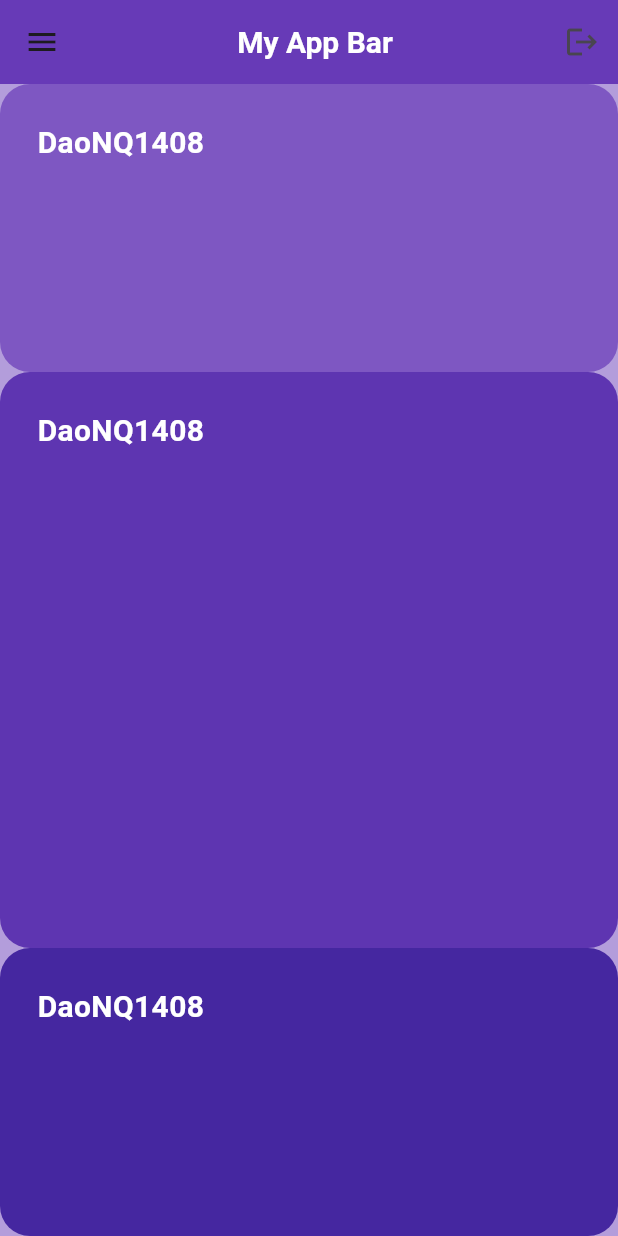
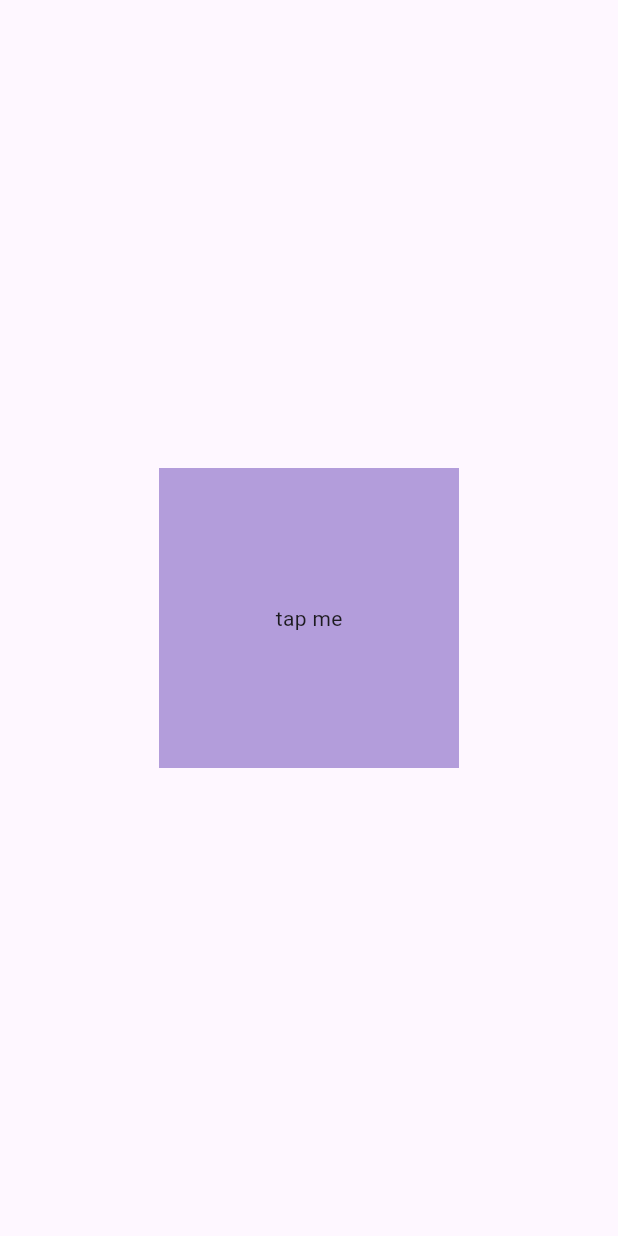
Before and after one commit to DaoNQ1408/learn-flutter, a Flutter app: the screen it shows after launch, on a phone screen of 412 x 824 dp. Run offline on Flutter 3.47's test engine with Material 3 defaults, Android fonts, the phone set to English and light mode, and no system bars.

Commit message:
learn widget

```diff
--- a/first_prj/lib/main.dart
+++ b/first_prj/lib/main.dart
@@ -1,98 +1,58 @@
 import 'package:flutter/material.dart';
 
 void main() {
-  runApp(const MyApp());
+  runApp(MyApp());
 }
 
 class MyApp extends StatelessWidget {
-  const MyApp({super.key});
+  MyApp({super.key});
+
+  List names = ["Mitch", "Sharon", "Vince"];
+
+  void userTapped() {
+    print("User tapped");
+  }
 
   @override
   Widget build(BuildContext context) {
     return MaterialApp(
       debugShowCheckedModeBanner: false,
+      // home: Scaffold(
+      //   backgroundColor: Colors.deepPurple[200],
+      //   appBar: AppBar(
+      //     backgroundColor: Colors.deepPurple,
+      //     leading: Icon(Icons.menu),
+      //     actions: [IconButton(onPressed: () {}, icon: Icon(Icons.logout))],
+      //     title: Center(
+      //       child: Text(
+      //         "My App Bar",
+      //         style: TextStyle(
+      //           fontWeight: FontWeight.bold,
+      //           fontSize: 20,
+      //           color: Colors.white,
+      //         ),
+      //       ),
+      //     ),
+      //   ),
+      //   body: GridView.builder(
+      //     itemCount: 64,
+      //     gridDelegate:
+      //         // how many grid in each row
+      //         SliverGridDelegateWithFixedCrossAxisCount(crossAxisCount: 8),
+      //     itemBuilder: (context, index) =>
+      //         Container(color: Colors.deepOrange, margin: EdgeInsets.all(2)),
+      //   ),
+      // ),
       home: Scaffold(
-        backgroundColor: Colors.deepPurple[200],
-        appBar: AppBar(
-          backgroundColor: Colors.deepPurple,
-          leading: Icon(Icons.menu),
-          actions: [IconButton(onPressed: () {}, icon: Icon(Icons.logout))],
-          title: Center(
-            child: Text(
-              "My App Bar",
-              style: TextStyle(
-                fontWeight: FontWeight.bold,
-                fontSize: 20,
-                color: Colors.white,
-              ),
+        body: Center(
+          child: GestureDetector(
+            onTap: userTapped,
+            child: Container(
+              height: 200,
+              width: 200,
+              color: Colors.deepPurple[200],
+              child: Center(child: Text("tap me")),
             ),
-          ),
-        ),
-        body: Center(
-          child: Column(
-            children: [
-              // 1st container
-              Expanded(
-                child: Container(
-                  height: 300,
-                  width: double.infinity,
-                  decoration: BoxDecoration(
-                    color: Colors.deepPurple[400],
-                    borderRadius: BorderRadius.circular(20),
-                  ),
-                  padding: EdgeInsets.all(25),
-                  child: Text(
-                    "DaoNQ1408",
-                    style: TextStyle(
-                      fontWeight: FontWeight.bold,
-                      fontSize: 20,
-                      color: Colors.white,
-                    ),
-                  ),
-                ),
-              ),
-              // 2nd container
-              Expanded(
-                flex: 2,
-                child: Container(
-                  height: 300,
-                  width: double.infinity,
-                  decoration: BoxDecoration(
-                    color: Colors.deepPurple[600],
-                    borderRadius: BorderRadius.circular(20),
-                  ),
-                  padding: EdgeInsets.all(25),
-                  child: Text(
-                    "DaoNQ1408",
-                    style: TextStyle(
-                      fontWeight: FontWeight.bold,
-                      fontSize: 20,
-                      color: Colors.white,
-                    ),
-                  ),
-                ),
-              ),
-              // 3rd container
-              Expanded(
-                child: Container(
-                  height: 300,
-                  width: double.infinity,
-                  decoration: BoxDecoration(
-                    color: Colors.deepPurple[800],
-                    borderRadius: BorderRadius.circular(20),
-                  ),
-                  padding: EdgeInsets.all(25),
-                  child: Text(
-                    "DaoNQ1408",
-                    style: TextStyle(
-                      fontWeight: FontWeight.bold,
-                      fontSize: 20,
-                      color: Colors.white,
-                    ),
-                  ),
-                ),
-              ),
-            ],
           ),
         ),
       ),
```
